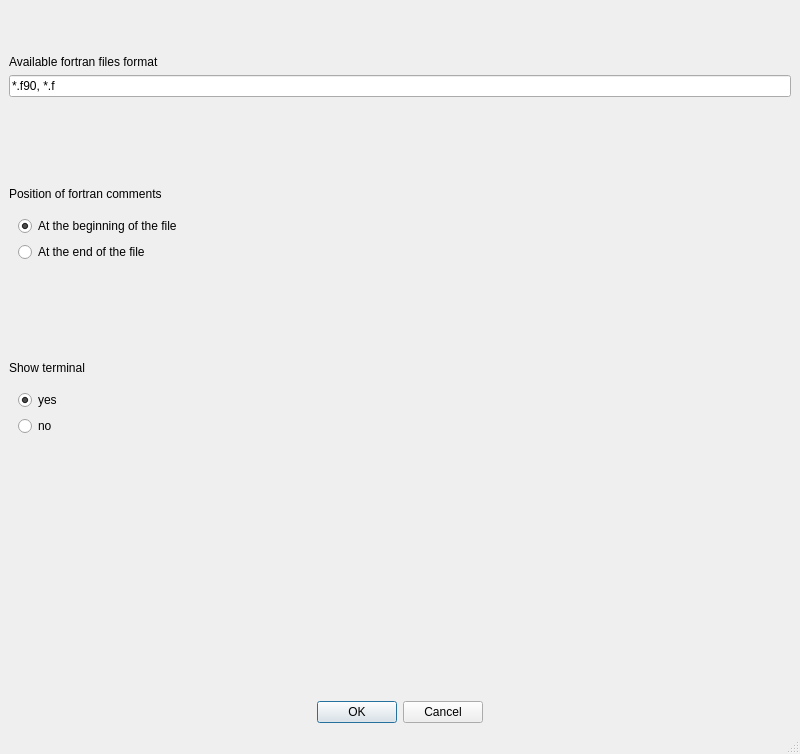
Qt form fparser_GUI/Options.ui (mramagu/Fortran-to-Python-Wrapper) before a commit.
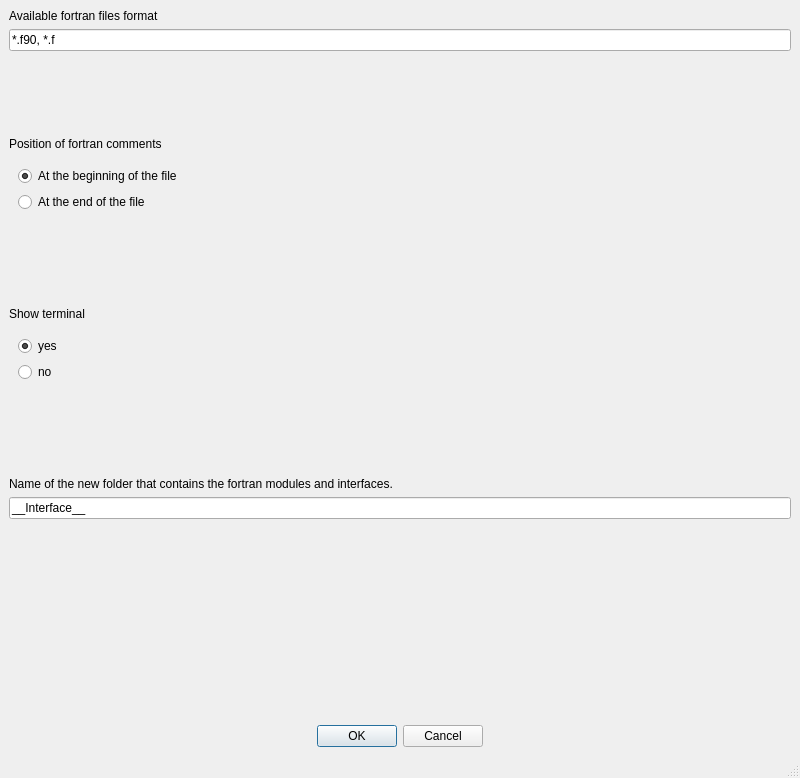
The same form after that commit.

Patch:
```diff
--- a/fparser_GUI/Options.ui
+++ b/fparser_GUI/Options.ui
@@ -14,7 +14,7 @@
    <string>MainWindow</string>
   </property>
   <widget class="QWidget" name="centralwidget">
-   <layout class="QVBoxLayout" name="verticalLayout_6">
+   <layout class="QVBoxLayout" name="verticalLayout_7">
     <item>
      <layout class="QVBoxLayout" name="verticalLayout">
       <item>
@@ -157,6 +157,40 @@
       </item>
      </layout>
     </item>
+    <item>
+     <spacer name="verticalSpacer_4">
+      <property name="orientation">
+       <enum>Qt::Vertical</enum>
+      </property>
+      <property name="sizeType">
+       <enum>QSizePolicy::Fixed</enum>
+      </property>
+      <property name="sizeHint" stdset="0">
+       <size>
+        <width>20</width>
+        <height>80</height>
+       </size>
+      </property>
+     </spacer>
+    </item>
+    <item>
+     <layout class="QVBoxLayout" name="verticalLayout_6">
+      <item>
+       <widget class="QLabel" name="label_newFolder">
+        <property name="text">
+         <string>Name of the new folder that contains the fortran modules and interfaces.</string>
+        </property>
+       </widget>
+      </item>
+      <item>
+       <widget class="QLineEdit" name="lineEdit_newFolder">
+        <property name="text">
+         <string>__Interface__</string>
+        </property>
+       </widget>
+      </item>
+     </layout>
+    </item>
     <item>
      <spacer name="verticalSpacer_2">
       <property name="orientation">
@@ -168,7 +202,7 @@
       <property name="sizeHint" stdset="0">
        <size>
         <width>40</width>
-        <height>250</height>
+        <height>200</height>
        </size>
       </property>
      </spacer>
```
